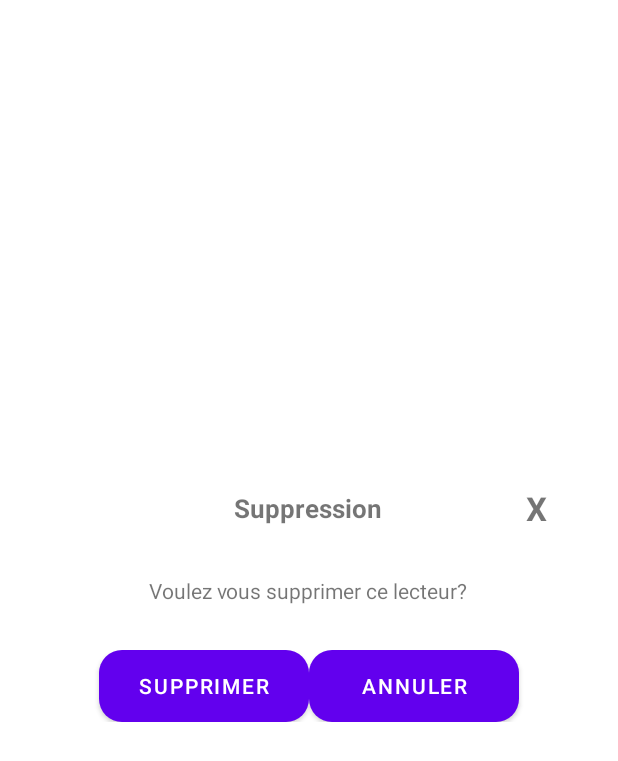
After one commit to Roniai/ProjetAndroidM1, an Android app: the layout dialog_deletelec.xml on its own in the app's theme, with its tools: preview values and no code run, on a phone screen of 412 x 824 dp. The commit adds this screen. Shown: the top 761 px of the screen. Run offline under Robolectric (Android 15) with nearby library versions, the phone set to English and light mode, and no system bars; network calls fail.

Commit message:
Version 5.0 - Delete (DELETE)

```diff
--- /dev/null
+++ b/frontend-biblio/app/src/main/res/layout/dialog_deletelec.xml
@@ -0,0 +1,75 @@
+<?xml version="1.0" encoding="utf-8"?>
+<LinearLayout
+    xmlns:android="http://schemas.android.com/apk/res/android"
+    android:orientation="vertical"
+    android:layout_width="350dp"
+    android:layout_height="190dp"
+    android:layout_centerVertical="true"
+    android:layout_gravity="center"
+    android:background="@drawable/rounded_background">
+
+    <RelativeLayout
+        android:layout_width="wrap_content"
+        android:layout_height="wrap_content">
+
+        <TextView
+            android:layout_width="wrap_content"
+            android:layout_height="wrap_content"
+            android:text="Suppression"
+            android:textStyle="bold"
+            android:textSize="17sp"
+            android:layout_centerHorizontal="true"
+            android:layout_marginTop="10dp"/>
+
+        <TextView
+            android:id="@+id/close"
+            android:layout_width="30dp"
+            android:layout_height="30dp"
+            android:text="X"
+            android:textSize="22sp"
+            android:layout_marginTop="7dp"
+            android:textStyle="bold"
+            android:layout_alignParentEnd="true"
+            android:gravity="left"/>
+    </RelativeLayout>
+
+    <TextView
+        android:layout_width="match_parent"
+        android:layout_height="wrap_content"
+        android:text="Voulez vous supprimer ce lecteur?"
+        android:layout_marginTop="30dp"
+        android:layout_marginLeft="30dp"
+        android:layout_marginRight="30dp"
+        android:layout_gravity="center"
+        android:textAlignment="center"/>
+
+    <LinearLayout
+        android:layout_width="match_parent"
+        android:layout_height="wrap_content"
+        android:layout_marginTop="30dp">
+
+        <Button
+            android:id="@+id/submit"
+            android:layout_width="140dp"
+            android:layout_height="wrap_content"
+            android:background="@drawable/button"
+            android:text="Supprimer"
+            android:textColor="#fff"
+            android:textSize="14sp"
+            android:layout_marginLeft="35dp"
+            android:layout_gravity="center"/>
+
+        <Button
+            android:id="@+id/dismiss"
+            android:layout_width="140dp"
+            android:layout_height="wrap_content"
+            android:background="@drawable/button"
+            android:text="Annuler"
+            android:textColor="#fff"
+            android:textSize="14sp"
+            android:layout_gravity="center"/>
+
+    </LinearLayout>
+
+
+</LinearLayout>
```
Also changed, not shown: frontend-biblio/app/src/main/java/com/fex/projetandroidm1/MainActivity.java (+2 -14 lines), frontend-biblio/app/src/main/java/com/fex/projetandroidm1/adapter/LecteurAdapter.java (+71 -2 lines), frontend-biblio/app/src/main/res/layout/dialog_formslec.xml (renamed from frontend-biblio/app/src/main/res/layout/activity_modlecture.xml).
